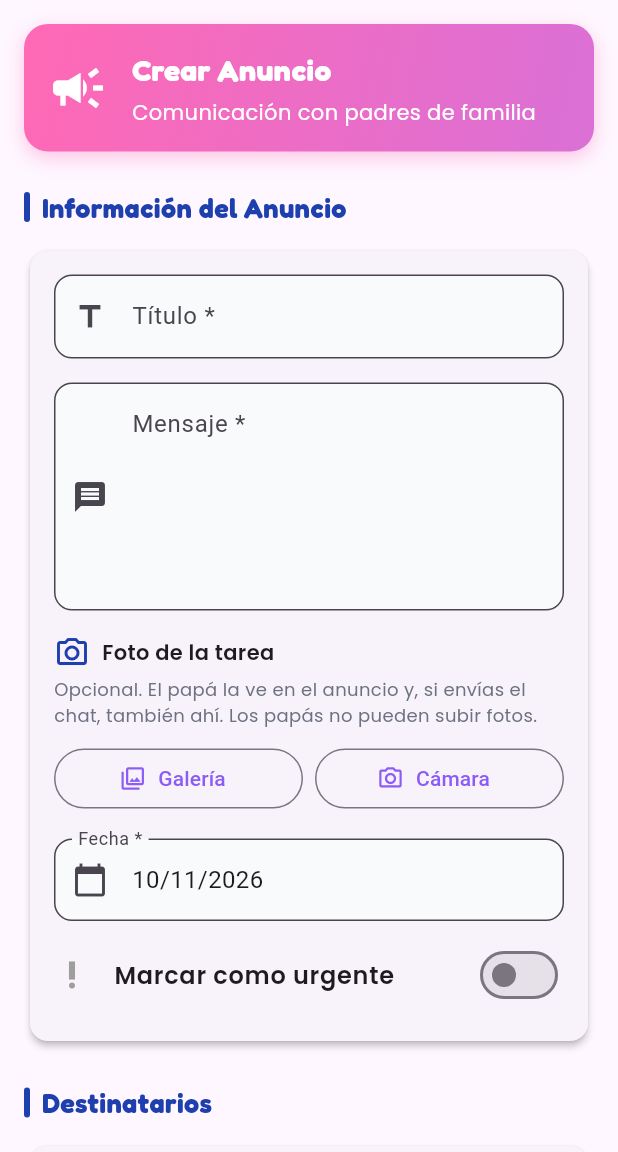
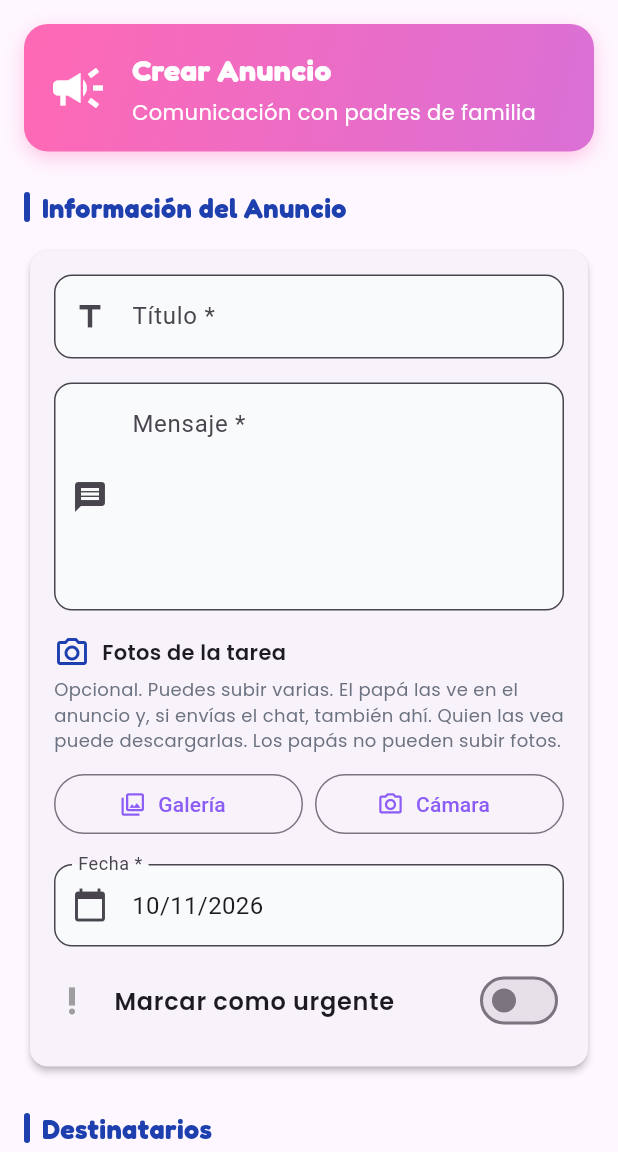
Before and after one commit to emmaghost/caipi_app, a Flutter app: the CrearAnuncioScreen screen opened by its route, after a tap on "Galería", on a phone screen of 412 x 824 dp, the part 84-1236 px from its top. Run offline on Flutter 3.47's test engine with Material 3 defaults, Android fonts, the phone set to English and light mode, and no system bars; our stand-ins replace cached_network_image, firebase_core, firebase_messaging, flutter_local_notifications, go_router, google_fonts and 9 more; missing offline and left inert: excel, file_saver; accounts and stored records are empty; network calls fail.

Commit message:
feat: 1.0.17 — varias fotos con descarga y el reinicio de contraseña
Un anuncio o el chat pueden llevar varias imágenes y quien las vea puede guardarlas. El reinicio de contraseña ya encuentra gen_salt.

Co-authored-by: Cursor <cursoragent@cursor.com>

```diff
--- a/lib/models/anuncio.dart
+++ b/lib/models/anuncio.dart
@@ -76,7 +76,9 @@ class Anuncio {
 
   String get mensajeVisible => MensajeChat.textoSinFoto(mensaje);
 
-  String? get urlFoto => MensajeChat.urlFotoEn(mensaje);
+  List<String> get urlsFoto => MensajeChat.urlsFotoEn(mensaje);
+
+  String? get urlFoto => urlsFoto.isEmpty ? null : urlsFoto.first;
 
   Color get prioridadColor {
     return prioridad == PrioridadAnuncio.alta
--- a/lib/screens/directora/crear_anuncio_screen.dart
+++ b/lib/screens/directora/crear_anuncio_screen.dart
@@ -39,8 +39,8 @@ class _CrearAnuncioScreenState extends State<CrearAnuncioScreen> {
   bool _enviarComoChat = true;
   List<String> _gradosSeleccionados = [];
   final StorageService _storage = StorageService();
-  File? _fotoArchivo;
-  String? _fotoUrl;
+  final List<File> _fotosNuevas = [];
+  final List<String> _fotosUrls = [];
 
   /// Si no es null, la maestra solo puede anunciar a estos grados.
   List<String>? _gradosPermitidos;
@@ -144,8 +144,10 @@ class _CrearAnuncioScreenState extends State<CrearAnuncioScreen> {
       setState(() {
         _tituloController.text = response['titulo'] as String? ?? '';
         _mensajeController.text = MensajeChat.textoSinFoto(rawMensaje);
-        _fotoUrl = MensajeChat.urlFotoEn(rawMensaje);
-        _fotoArchivo = null;
+        _fotosUrls
+          ..clear()
+          ..addAll(MensajeChat.urlsFotoEn(rawMensaje));
+        _fotosNuevas.clear();
         _fecha = fechaRaw != null
             ? (DateTime.tryParse(fechaRaw.toString()) ?? DateTime.now())
             : DateTime.now();
@@ -594,8 +596,7 @@ class _CrearAnuncioScreenState extends State<CrearAnuncioScreen> {
   }
 
   Widget _buildFotoTarea() {
-    final tieneFoto = _fotoArchivo != null ||
-        (_fotoUrl != null && _fotoUrl!.isNotEmpty);
+    final tieneFoto = _fotosNuevas.isNotEmpty || _fotosUrls.isNotEmpty;
 
     return Column(
       crossAxisAlignment: CrossAxisAlignment.stretch,
@@ -606,7 +607,7 @@ class _CrearAnuncioScreenState extends State<CrearAnuncioScreen> {
             const SizedBox(width: 8),
             Expanded(
               child: Text(
-                'Foto de la tarea',
+                'Fotos de la tarea',
                 style: GoogleFonts.poppins(fontWeight: FontWeight.w600),
               ),
             ),
@@ -614,44 +615,21 @@ class _CrearAnuncioScreenState extends State<CrearAnuncioScreen> {
         ),
         const SizedBox(height: 4),
         Text(
-          'Opcional. El papá la ve en el anuncio y, si envías el chat, también ahí. Los papás no pueden subir fotos.',
+          'Opcional. Puedes subir varias. El papá las ve en el anuncio y, si envías el chat, también ahí. Quien las vea puede descargarlas. Los papás no pueden subir fotos.',
           style: GoogleFonts.poppins(fontSize: 12, color: AppColors.gris),
         ),
         const SizedBox(height: 10),
-        if (tieneFoto)
-          Stack(
-            alignment: Alignment.topRight,
-            children: [
-              ClipRRect(
-                borderRadius: BorderRadius.circular(12),
-                child: ColoredBox(
-                  color: const Color(0xFFF3F0FA),
-                  child: SizedBox(
-                    height: 280,
-                    width: double.infinity,
-                    child: _fotoArchivo != null
-                        ? Image.file(
-                            _fotoArchivo!,
-                            fit: BoxFit.contain,
-                          )
-                        : Image.network(
-                            _fotoUrl!,
-                            fit: BoxFit.contain,
+        for (var i = 0; i < _fotosUrls.length; i++)
+          _miniaturaFoto(
+            imagen: Image.network(_fotosUrls[i], fit: BoxFit.contain),
+            onQuitar: () => setState(() => _fotosUrls.removeAt(i)),
           ),
+        for (var i = 0; i < _fotosNuevas.length; i++)
+          _miniaturaFoto(
+            imagen: Image.file(_fotosNuevas[i], fit: BoxFit.contain),
+            onQuitar: () => setState(() => _fotosNuevas.removeAt(i)),
           ),
-                ),
-              ),
-              IconButton(
-                onPressed: () => setState(() {
-                  _fotoArchivo = null;
-                  _fotoUrl = null;
-                }),
-                icon: const Icon(Icons.close, color: Colors.white),
-                style: IconButton.styleFrom(backgroundColor: Colors.black54),
-              ),
-            ],
-          ),
-        if (tieneFoto) const SizedBox(height: 10),
+        if (tieneFoto) const SizedBox(height: 2),
         Row(
           children: [
             Expanded(
@@ -675,14 +653,48 @@ class _CrearAnuncioScreenState extends State<CrearAnuncioScreen> {
     );
   }
 
+  Widget _miniaturaFoto({
+    required Widget imagen,
+    required VoidCallback onQuitar,
+  }) {
+    return Padding(
+      padding: const EdgeInsets.only(bottom: 8),
+      child: Stack(
+        alignment: Alignment.topRight,
+        children: [
+          ClipRRect(
+            borderRadius: BorderRadius.circular(12),
+            child: ColoredBox(
+              color: const Color(0xFFF3F0FA),
+              child: SizedBox(
+                height: 220,
+                width: double.infinity,
+                child: imagen,
+              ),
+            ),
+          ),
+          IconButton(
+            onPressed: onQuitar,
+            icon: const Icon(Icons.close, color: Colors.white),
+            style: IconButton.styleFrom(backgroundColor: Colors.black54),
+          ),
+        ],
+      ),
+    );
+  }
+
   Future<void> _elegirFoto(bool camara) async {
     final usuario = context.read<AuthService>().currentUser;
     if (usuario == null || usuario.esPadre) return;
-    final archivo = camara
-        ? await _storage.tomarFoto()
-        : await _storage.seleccionarImagenGaleria();
+    if (camara) {
+      final archivo = await _storage.tomarFoto();
       if (archivo == null || !mounted) return;
-    setState(() => _fotoArchivo = archivo);
+      setState(() => _fotosNuevas.add(archivo));
+      return;
+    }
+    final archivos = await _storage.seleccionarImagenesGaleria();
+    if (archivos.isEmpty || !mounted) return;
+    setState(() => _fotosNuevas.addAll(archivos));
   }
 
   Widget _buildSeccionTitulo(String titulo) {
@@ -768,21 +780,23 @@ class _CrearAnuncioScreenState extends State<CrearAnuncioScreen> {
       final usuario = context.read<AuthService>().currentUser;
       final titulo = _tituloController.text.trim();
       final mensaje = _mensajeController.text.trim();
-      var fotoUrl = _fotoUrl;
-      if (usuario?.esPadre == true) {
-        fotoUrl = null;
-      }
-      if (_fotoArchivo != null && usuario?.esPadre != true) {
+      final urls = <String>[];
+      if (usuario?.esPadre != true) {
+        urls.addAll(_fotosUrls);
+        if (_fotosNuevas.isNotEmpty) {
           if (usuario == null) {
             throw StateError('Sesión no disponible para subir la foto');
           }
-        final subida = await _storage.subirFotoChat(_fotoArchivo!, usuario.id);
+          for (final archivo in _fotosNuevas) {
+            final subida = await _storage.subirFotoChat(archivo, usuario.id);
             if (subida == null || subida.isEmpty) {
               throw StateError('No se pudo subir la foto');
             }
-        fotoUrl = subida;
+            urls.add(subida);
           }
-      final mensajeGuardado = MensajeChat.conFoto(mensaje, fotoUrl);
+        }
+      }
+      final mensajeGuardado = MensajeChat.conFotos(mensaje, urls);
       final fechaIso = DateTime(
         _fecha.year,
         _fecha.month,
@@ -848,7 +862,7 @@ class _CrearAnuncioScreenState extends State<CrearAnuncioScreen> {
             canal: usuario.esDirectora ? 'directora' : 'profesor',
             staffId: usuario.esDirectora ? null : usuario.id,
           );
-          if (fotoUrl != null && fotoUrl.isNotEmpty) {
+          for (final fotoUrl in urls) {
             await ChatService().enviarMensajeMasivoAPadres(
               remitenteId: usuario.id,
               contenido: '${MensajeChat.marcadorFoto}$fotoUrl',
@@ -946,9 +960,9 @@ class _CrearAnuncioScreenState extends State<CrearAnuncioScreen> {
 
     try {
       final titulo = _tituloController.text.trim();
-      final mensaje = MensajeChat.conFoto(
+      final mensaje = MensajeChat.conFotos(
         _mensajeController.text.trim(),
-        _fotoUrl,
+        _fotosUrls,
       );
       final chatBorrados = await ChatService().eliminarMensajesDeAnuncio(
         titulo: titulo,
--- a/lib/services/chat_service.dart
+++ b/lib/services/chat_service.dart
@@ -549,9 +549,9 @@ class ChatService {
           urgente: false,
         ),
     };
-    final foto = MensajeChat.urlFotoEn(mensaje);
-    if (foto != null) {
-      candidatos.add('${MensajeChat.marcadorFoto}$foto');
+    final foto = MensajeChat.urlsFotoEn(mensaje);
+    for (final url in foto) {
+      candidatos.add('${MensajeChat.marcadorFoto}$url');
     }
 
     var borrados = 0;
--- a/lib/services/storage_service.dart
+++ b/lib/services/storage_service.dart
@@ -6,7 +6,7 @@ class StorageService {
   final SupabaseClient _supabase = Supabase.instance.client;
   final ImagePicker _picker = ImagePicker();
 
-  // Seleccionar imagen desde galería
+  // Seleccionar una imagen desde galería
   Future<File?> seleccionarImagenGaleria() async {
     final XFile? image = await _picker.pickImage(
       source: ImageSource.gallery,
@@ -19,6 +19,16 @@ class StorageService {
       return File(image.path);
     }
     return null;
+  }
+
+  /// Varias imágenes de la galería. Vacío si cancelan.
+  Future<List<File>> seleccionarImagenesGaleria() async {
+    final images = await _picker.pickMultiImage(
+      maxWidth: 1600,
+      maxHeight: 1600,
+      imageQuality: 80,
+    );
+    return images.map((image) => File(image.path)).toList();
   }
 
   // Tomar foto con cámara
--- a/lib/widgets/app_drawer.dart
+++ b/lib/widgets/app_drawer.dart
@@ -112,13 +112,13 @@ class _AppDrawerState extends State<AppDrawer> {
           Container(
             width: double.infinity,
             decoration: const BoxDecoration(
-              gradient: LinearGradient(
+              gradient: const LinearGradient(
                 begin: Alignment.topLeft,
                 end: Alignment.bottomRight,
                 colors: [
-                  Color(0xFF8B5CF6),
-                  Color(0xFFFF69B4),
-                  Color(0xFFFF8C42),
+                  AppColors.purpura,
+                  AppColors.rosa,
+                  AppColors.naranja,
                 ],
               ),
             ),
--- a/pubspec.yaml
+++ b/pubspec.yaml
@@ -1,7 +1,7 @@
 name: escuela_caipi
 description: Sistema de gestión escolar para padres y directora
 publish_to: 'none'
-version: 1.0.16+4020
+version: 1.0.17+4021
 environment:
   sdk: '>=3.0.0 <4.0.0'
 
```
Also changed, not shown: lib/models/mensaje_chat.dart (+24 -8 lines), lib/screens/chat/chat_conversacion_screen.dart (+33 -26 lines), lib/screens/directora/anuncios_screen.dart (+17 -35 lines), lib/widgets/anuncio_card.dart (+11 -32 lines), lib/widgets/foto_descargable.dart (added, +125 -0 lines), 1 other file. Lines whose indentation alone changed are shown as unchanged.
